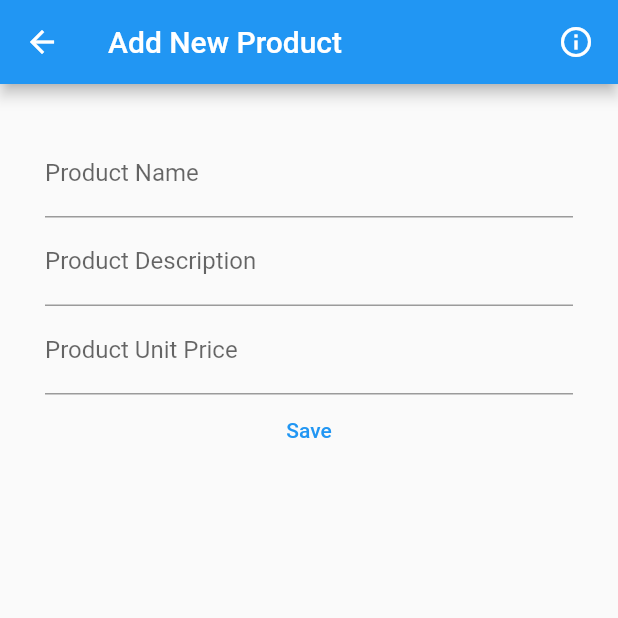
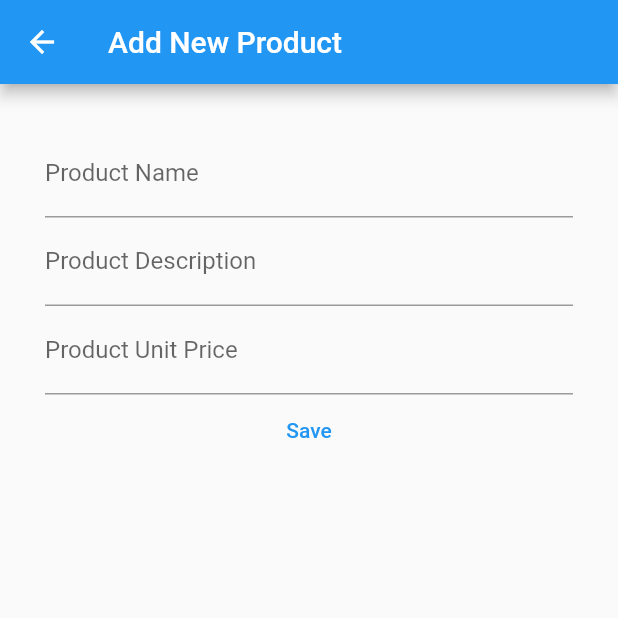
Before and after one commit to sazgez/flutter-sqlite, a Flutter app: the screen it shows after launch, after a tap on the "add" icon, on a phone screen of 412 x 824 dp, the top half of it. Run offline on Flutter 3.47's test engine with Material 2 defaults, Android fonts, the phone set to English and light mode, and no system bars; our stand-ins replace sqflite; accounts and stored records are empty.

Commit message:
some modifications have been done
PopupMenuItem, which was supposed to show up the essential information while creating an instance or editing an existing one, has been removed.

```diff
--- a/lib/screens/product_add.dart
+++ b/lib/screens/product_add.dart
@@ -1,7 +1,6 @@
 import 'package:flutter/material.dart';
 import 'package:sqflite_demo/data/database_helper.dart';
 import 'package:sqflite_demo/models/product.dart';
-import 'package:sqflite_demo/utilities/infoMenuItem.dart';
 
 class ProductAdd extends StatefulWidget {
   const ProductAdd({super.key});
@@ -21,9 +20,6 @@ class _ProductAddState extends State<StatefulWidget> {
     return Scaffold(
       appBar: AppBar(
         title: const Text('Add New Product'),
-        actions: [
-          infoButton(context: context),
-        ],
       ),
       body: Padding(
         padding: const EdgeInsets.all(30.0),
--- a/lib/screens/product_list.dart
+++ b/lib/screens/product_list.dart
@@ -92,11 +92,13 @@ class _ProductListState extends State<StatefulWidget> {
       mainAxisAlignment: MainAxisAlignment.spaceAround,
       children: [
         FloatingActionButton(
+          heroTag: 'Add Button',
           onPressed: () => naviProductAdd(),
           tooltip: 'Add New Product',
           child: const Icon(Icons.add),
         ),
         FloatingActionButton(
+          heroTag: 'Details Button',
           onPressed: () => naviProductDetails(),
           tooltip: 'Product Details',
           child: const Icon(Icons.edit),
--- a/lib/utilities/infoMenuItem.dart
+++ /dev/null
@@ -1,17 +0,0 @@
-import 'package:flutter/material.dart';
-
-PopupMenuItem infoButton({required BuildContext context}) {
-  return PopupMenuItem(
-    onTap: () => showDialog(
-      context: context,
-      builder: (context) => const AlertDialog(
-        title: Text('Essential Information'),
-        content: Text('data'),
-      ),
-    ),
-    child: const Icon(
-      Icons.info_outlined,
-      color: Colors.white,
-    ),
-  );
-}
```
Also changed, not shown: lib/screens/product_details.dart (+10 -4 lines).
